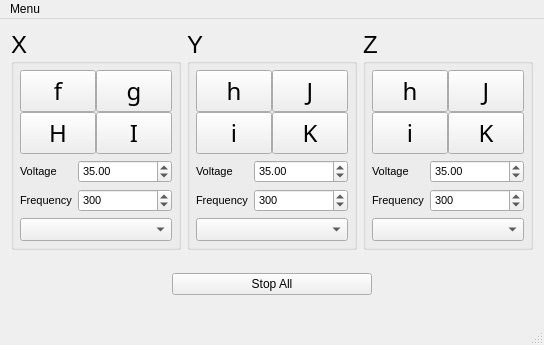
This is gui/stepper/steppergui.ui in WarwickEPR/qudi as Qt 5 draws it before an edit. The edited form follows.
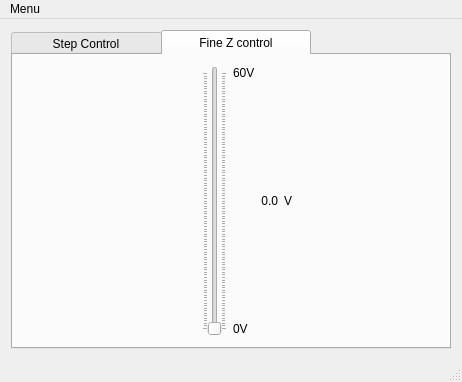
This is the edited form. Icons and pictures are not drawn.

Commit message: Add offset control and scans of the attocube stepper stages

```diff
--- a/gui/stepper/steppergui.ui
+++ b/gui/stepper/steppergui.ui
@@ -6,8 +6,8 @@
    <rect>
     <x>0</x>
     <y>0</y>
-    <width>544</width>
-    <height>345</height>
+    <width>442</width>
+    <height>346</height>
    </rect>
   </property>
   <property name="windowTitle">
@@ -16,6 +16,21 @@
   <widget class="QWidget" name="centralWidget">
    <layout class="QVBoxLayout" name="verticalLayout_5">
     <item>
+     <widget class="QTabWidget" name="tabs">
+      <property name="styleSheet">
+       <string notr="true">QTabBar::tab { height: 25px; width: 150px; }</string>
+      </property>
+      <property name="currentIndex">
+       <number>1</number>
+      </property>
+      <widget class="QWidget" name="stepTab">
+       <attribute name="title">
+        <string>Step Control</string>
+       </attribute>
+       <layout class="QVBoxLayout" name="verticalLayout_6">
+        <item>
+         <layout class="QVBoxLayout" name="verticalLayout_4">
+          <item>
      <layout class="QHBoxLayout" name="horizontalLayout_3">
       <property name="spacing">
        <number>6</number>
@@ -762,14 +777,128 @@
      </widget>
     </item>
    </layout>
-  </widget>
-  <widget class="QStatusBar" name="statusBar"/>
+        </item>
+       </layout>
+       <zorder></zorder>
+       <zorder>verticalLayoutWidget</zorder>
+      </widget>
+      <widget class="QWidget" name="offsetTab">
+       <property name="sizePolicy">
+        <sizepolicy hsizetype="Expanding" vsizetype="Expanding">
+         <horstretch>0</horstretch>
+         <verstretch>0</verstretch>
+        </sizepolicy>
+       </property>
+       <attribute name="title">
+        <string>Fine Z control</string>
+       </attribute>
+       <layout class="QVBoxLayout" name="verticalLayout_9">
+        <item>
+         <layout class="QHBoxLayout" name="horizontalLayout">
+          <property name="sizeConstraint">
+           <enum>QLayout::SetDefaultConstraint</enum>
+          </property>
+          <item>
+           <spacer name="horizontalSpacer_2">
+            <property name="orientation">
+             <enum>Qt::Horizontal</enum>
+            </property>
+            <property name="sizeHint" stdset="0">
+             <size>
+              <width>40</width>
+              <height>20</height>
+             </size>
+            </property>
+           </spacer>
+          </item>
+          <item>
+           <widget class="QSlider" name="offset_slider">
+            <property name="maximum">
+             <number>1000</number>
+            </property>
+            <property name="orientation">
+             <enum>Qt::Vertical</enum>
+            </property>
+            <property name="tickPosition">
+             <enum>QSlider::TicksBothSides</enum>
+            </property>
+           </widget>
+          </item>
+          <item>
+           <layout class="QVBoxLayout" name="verticalLayout_8">
+            <item>
+             <widget class="QLabel" name="label">
+              <property name="text">
+               <string>60V</string>
+              </property>
+              <property name="alignment">
+               <set>Qt::AlignLeading|Qt::AlignLeft|Qt::AlignTop</set>
+              </property>
+             </widget>
+            </item>
+            <item>
+             <widget class="QLabel" name="label_2">
+              <property name="text">
+               <string>0V</string>
+              </property>
+              <property name="alignment">
+               <set>Qt::AlignBottom|Qt::AlignLeading|Qt::AlignLeft</set>
+              </property>
+             </widget>
+            </item>
+           </layout>
+          </item>
+          <item>
+           <layout class="QHBoxLayout" name="horizontalLayout_2" stretch="0,0,0">
+            <item>
+             <widget class="QLabel" name="voltage">
+              <property name="text">
+               <string>0.0</string>
+              </property>
+              <property name="alignment">
+               <set>Qt::AlignRight|Qt::AlignTrailing|Qt::AlignVCenter</set>
+              </property>
+             </widget>
+            </item>
+            <item>
+             <widget class="QLabel" name="label_3">
+              <property name="text">
+               <string>V</string>
+              </property>
+             </widget>
+            </item>
+            <item>
+             <spacer name="horizontalSpacer">
+              <property name="orientation">
+               <enum>Qt::Horizontal</enum>
+              </property>
+              <property name="sizeHint" stdset="0">
+               <size>
+                <width>40</width>
+                <height>20</height>
+               </size>
+              </property>
+             </spacer>
+            </item>
+           </layout>
+          </item>
+         </layout>
+        </item>
+       </layout>
+       <zorder>horizontalLayoutWidget</zorder>
+       <zorder>horizontalSpacer_2</zorder>
+       <zorder>horizontalLayoutWidget</zorder>
+      </widget>
+     </widget>
+    </item>
+   </layout>
+  </widget>
   <widget class="QMenuBar" name="menuBar">
    <property name="geometry">
     <rect>
      <x>0</x>
      <y>0</y>
-     <width>544</width>
+     <width>442</width>
      <height>21</height>
     </rect>
    </property>
@@ -781,6 +910,7 @@
    </widget>
    <addaction name="menuMenu"/>
   </widget>
+  <widget class="QStatusBar" name="statusBar"/>
   <action name="actionClose">
    <property name="icon">
     <iconset>
```
Lines whose indentation alone changed are shown as unchanged. The commit also changes 3 other files.
